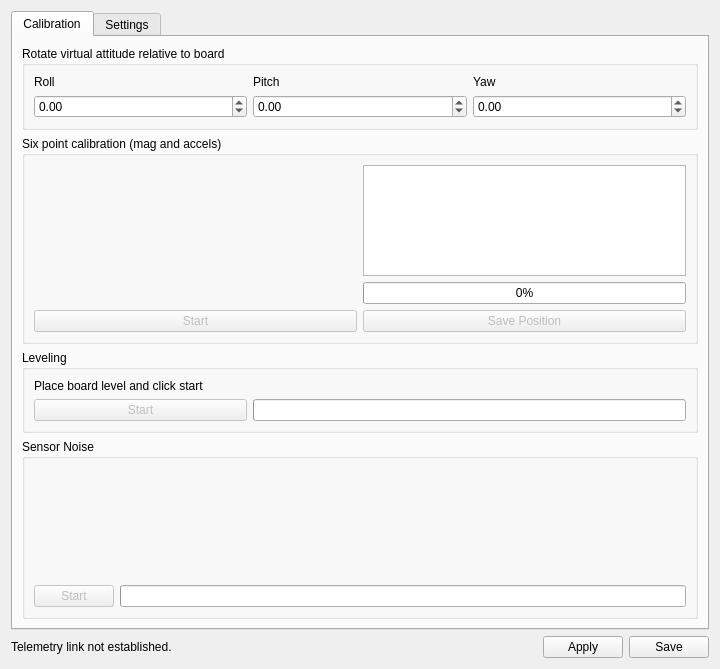
TauLabs/TauLabs, file ground/openpilotgcs/src/plugins/config/revosensors.ui: the form before one commit.
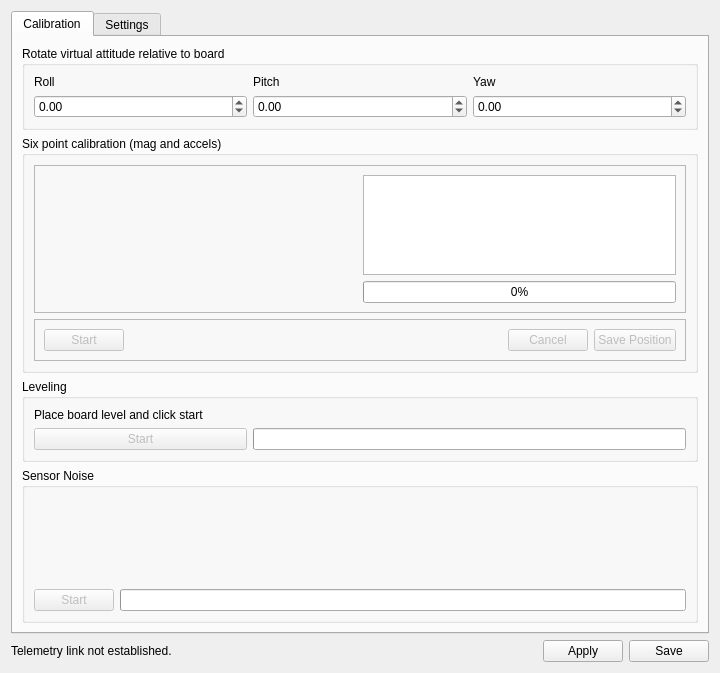
The form after the commit. Icons and pictures are not drawn.

Commit message: Added cancel button to six point calibration.

Patch:
```diff
--- a/ground/openpilotgcs/src/plugins/config/revosensors.ui
+++ b/ground/openpilotgcs/src/plugins/config/revosensors.ui
@@ -7,7 +7,7 @@
     <x>0</x>
     <y>0</y>
     <width>720</width>
-    <height>669</height>
+    <height>673</height>
    </rect>
   </property>
   <property name="windowTitle">
@@ -123,43 +123,26 @@
           <string>Six point calibration (mag and accels)</string>
          </property>
          <layout class="QGridLayout" name="gridLayout_4">
-          <item row="0" column="1">
+          <item row="0" column="0">
+           <widget class="QFrame" name="frame_2">
+            <property name="frameShape">
+             <enum>QFrame::StyledPanel</enum>
+            </property>
+            <property name="frameShadow">
+             <enum>QFrame::Raised</enum>
+            </property>
+            <layout class="QGridLayout" name="gridLayout_5">
+             <item row="1" column="2">
            <widget class="QTextEdit" name="sixPointCalibInstructions"/>
           </item>
-          <item row="2" column="0">
-           <widget class="QPushButton" name="sixPointsStart">
-            <property name="enabled">
-             <bool>false</bool>
-            </property>
-            <property name="toolTip">
-             <string>Launch a sensor range and bias calibration.</string>
-            </property>
-            <property name="text">
-             <string>Start</string>
-            </property>
-           </widget>
-          </item>
-          <item row="2" column="1">
-           <widget class="QPushButton" name="sixPointsSave">
-            <property name="enabled">
-             <bool>false</bool>
-            </property>
-            <property name="toolTip">
-             <string>Save settings (only enabled when calibration is running)</string>
-            </property>
-            <property name="text">
-             <string>Save Position</string>
-            </property>
-           </widget>
-          </item>
-          <item row="1" column="1">
+             <item row="2" column="2">
            <widget class="QProgressBar" name="sixPointProgres">
             <property name="value">
              <number>0</number>
             </property>
            </widget>
           </item>
-          <item row="0" column="0" rowspan="2">
+             <item row="1" column="0">
            <widget class="QGraphicsView" name="sixPointsHelp">
             <property name="sizePolicy">
              <sizepolicy hsizetype="Expanding" vsizetype="MinimumExpanding">
@@ -179,6 +162,70 @@
             <property name="styleSheet">
              <string notr="true">background:transparent</string>
             </property>
+              </widget>
+             </item>
+            </layout>
+           </widget>
+          </item>
+          <item row="1" column="0">
+           <widget class="QFrame" name="frame">
+            <property name="frameShape">
+             <enum>QFrame::StyledPanel</enum>
+            </property>
+            <property name="frameShadow">
+             <enum>QFrame::Raised</enum>
+            </property>
+            <layout class="QHBoxLayout" name="horizontalLayout">
+             <item>
+              <widget class="QPushButton" name="sixPointsStart">
+               <property name="enabled">
+                <bool>false</bool>
+               </property>
+               <property name="toolTip">
+                <string>Launch a sensor range and bias calibration.</string>
+               </property>
+               <property name="text">
+                <string>Start</string>
+               </property>
+              </widget>
+             </item>
+             <item>
+              <spacer name="horizontalSpacer_3">
+               <property name="orientation">
+                <enum>Qt::Horizontal</enum>
+               </property>
+               <property name="sizeHint" stdset="0">
+                <size>
+                 <width>40</width>
+                 <height>20</height>
+                </size>
+               </property>
+              </spacer>
+             </item>
+             <item>
+              <widget class="QPushButton" name="sixPointsCancel">
+               <property name="enabled">
+                <bool>false</bool>
+               </property>
+               <property name="text">
+                <string>Cancel</string>
+               </property>
+              </widget>
+             </item>
+             <item>
+              <widget class="QPushButton" name="sixPointsSave">
+               <property name="enabled">
+                <bool>false</bool>
+               </property>
+               <property name="toolTip">
+                <string>Save settings (only enabled when calibration is running)</string>
+               </property>
+               <property name="text">
+                <string>Save Position</string>
+               </property>
+              </widget>
+             </item>
+            </layout>
            </widget>
           </item>
          </layout>
```
Lines whose indentation alone changed are shown as unchanged. The commit also changes 3 other files.
